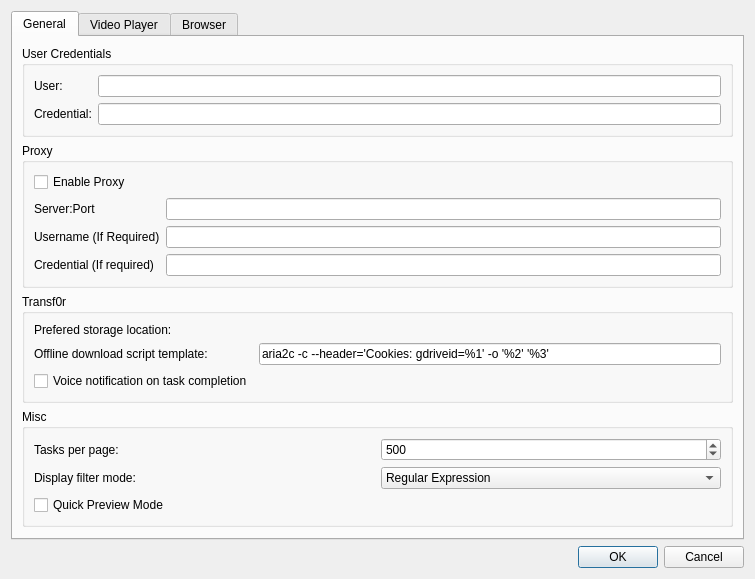
First picture: the form in ui/preferencesdlg.ui, repository PowerOlive/XLCloudClient, before the edit.
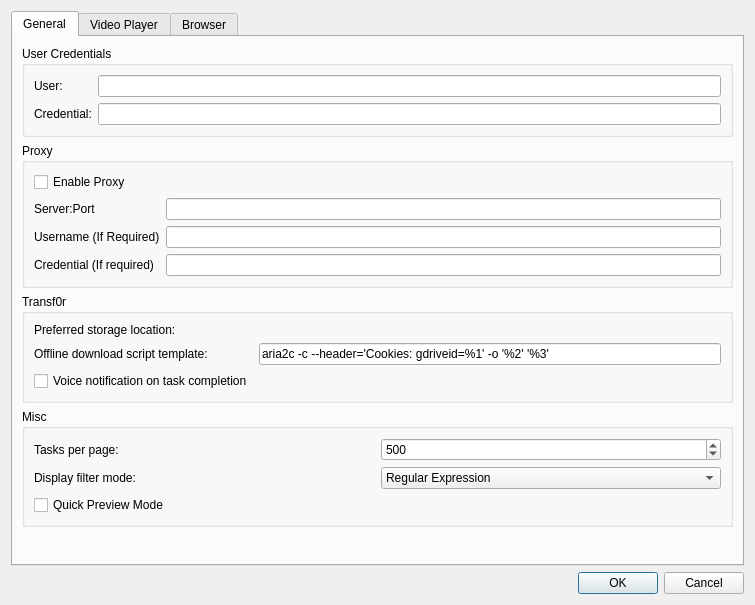
Second picture: the form after the edit. Custom widgets are drawn as their Qt base class.

```diff
--- a/ui/preferencesdlg.ui
+++ b/ui/preferencesdlg.ui
@@ -7,7 +7,7 @@
     <x>0</x>
     <y>0</y>
     <width>755</width>
-    <height>507</height>
+    <height>605</height>
    </rect>
   </property>
   <property name="windowTitle">
@@ -122,7 +122,7 @@
           <item row="0" column="0">
            <widget class="QLabel" name="label_5">
             <property name="text">
-             <string>Prefered storage location:</string>
+             <string>Preferred storage location:</string>
             </property>
            </widget>
           </item>
```
